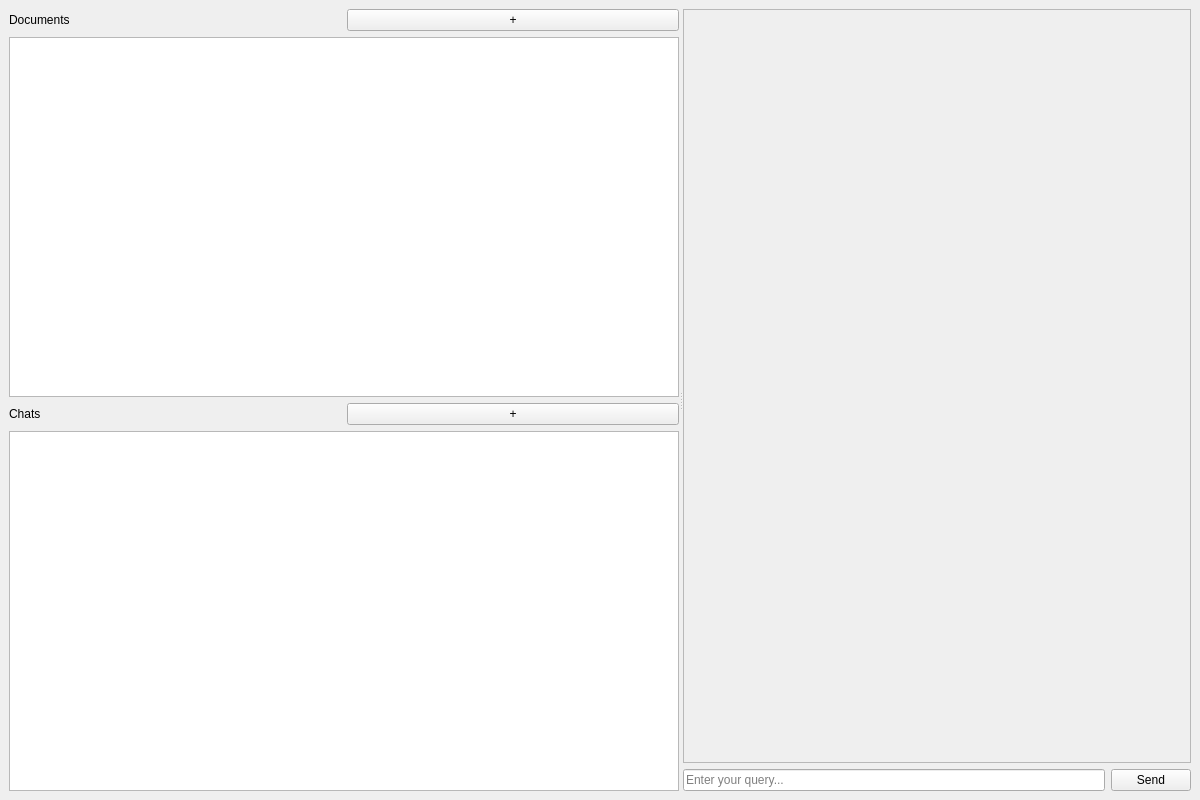
Above: resources/interface.ui from wingatesv/gen_ai before the change. Below: the same form after it.
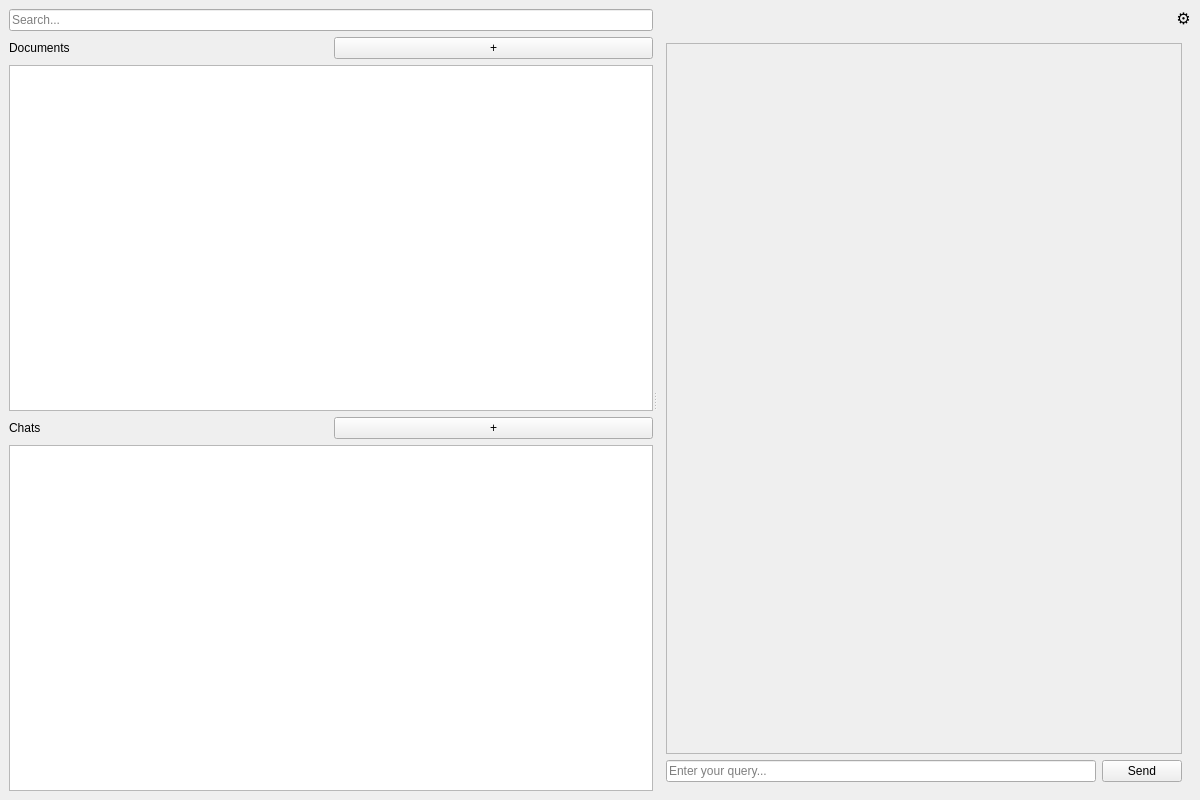
That is the form after the change.

Commit message: Update settings management; modify configuration handling and enhance UI for settings

The edit to the form file:
```diff
--- a/resources/interface.ui
+++ b/resources/interface.ui
@@ -23,6 +23,14 @@
             <!-- Left Panel -->
             <widget class="QWidget" name="leftPanel">
              <layout class="QVBoxLayout" name="leftLayout">
+        <item>
+         <!-- Search Bar -->
+         <widget class="QLineEdit" name="searchBar">
+          <property name="placeholderText">
+           <string>Search...</string>
+          </property>
+         </widget>
+        </item>
                 <item>
                  <layout class="QHBoxLayout" name="documentsHeaderLayout">
                      <item>
@@ -68,6 +76,46 @@
              </layout>
             </widget>
             <!-- Right Panel -->
+      <widget class="QWidget" name="rightPanelContainer">
+       <layout class="QVBoxLayout" name="rightPanelContainerLayout">
+        <item>
+         <!-- Settings Button -->
+         <layout class="QHBoxLayout" name="settingsButtonLayout">
+          <item>
+           <spacer name="spacerLeft">
+            <property name="orientation">
+             <enum>Qt::Horizontal</enum>
+            </property>
+            <property name="sizeHint">
+             <size>
+              <width>1</width>
+              <height>1</height>
+             </size>
+            </property>
+           </spacer>
+          </item>
+          <item>
+           <widget class="QPushButton" name="settingsButton">
+            <property name="text">
+             <string>⚙</string>
+            </property>
+            <property name="toolTip">
+             <string>Settings</string>
+            </property>
+            <property name="maximumWidth">
+             <number>40</number>
+            </property>
+            <property name="maximumHeight">
+             <number>40</number>
+            </property>
+            <property name="styleSheet">
+             <string>border: none; font-size: 16px;</string>
+            </property>
+           </widget>
+          </item>
+         </layout>
+        </item>
+        <item>
             <widget class="QWidget" name="rightPanel">
              <layout class="QVBoxLayout" name="rightLayout">
                 <item>
@@ -101,6 +149,9 @@
                      </widget>
                     </item>
                  </layout>
+           </item>
+          </layout>
+         </widget>
                 </item>
              </layout>
             </widget>
```
Lines whose indentation alone changed are shown as unchanged. The commit also changes 17 other files.
